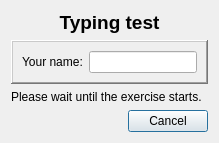
First picture: the form in ui/testwaitdialog.ui, repository Open-Typer/Open-Typer, before the edit.
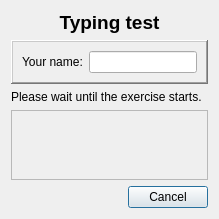
Second picture: the form after the edit.

Commit message: testwaitdialog: Add exercise text preview

What changed in the file:
```diff
--- a/ui/testwaitdialog.ui
+++ b/ui/testwaitdialog.ui
@@ -6,8 +6,8 @@
    <rect>
     <x>0</x>
     <y>0</y>
-    <width>229</width>
-    <height>197</height>
+    <width>602</width>
+    <height>250</height>
    </rect>
   </property>
   <property name="windowTitle">
@@ -73,6 +73,44 @@
      </property>
     </widget>
    </item>
+   <item>
+    <widget class="QScrollArea" name="textArea">
+     <property name="verticalScrollBarPolicy">
+      <enum>Qt::ScrollBarAsNeeded</enum>
+     </property>
+     <property name="horizontalScrollBarPolicy">
+      <enum>Qt::ScrollBarAlwaysOff</enum>
+     </property>
+     <property name="widgetResizable">
+      <bool>true</bool>
+     </property>
+     <widget class="QWidget" name="textAreaContents">
+      <property name="geometry">
+       <rect>
+        <x>0</x>
+        <y>0</y>
+        <width>586</width>
+        <height>83</height>
+       </rect>
+      </property>
+      <layout class="QVBoxLayout" name="verticalLayout_2">
+       <item>
+        <widget class="QLabel" name="textLabel">
+         <property name="text">
+          <string notr="true"/>
+         </property>
+         <property name="textFormat">
+          <enum>Qt::PlainText</enum>
+         </property>
+         <property name="alignment">
+          <set>Qt::AlignLeading|Qt::AlignLeft|Qt::AlignTop</set>
+         </property>
+        </widget>
+       </item>
+      </layout>
+     </widget>
+    </widget>
+   </item>
    <item>
     <widget class="QDialogButtonBox" name="buttonBox">
      <property name="standardButtons">
```
The commit also changes 2 other files.
